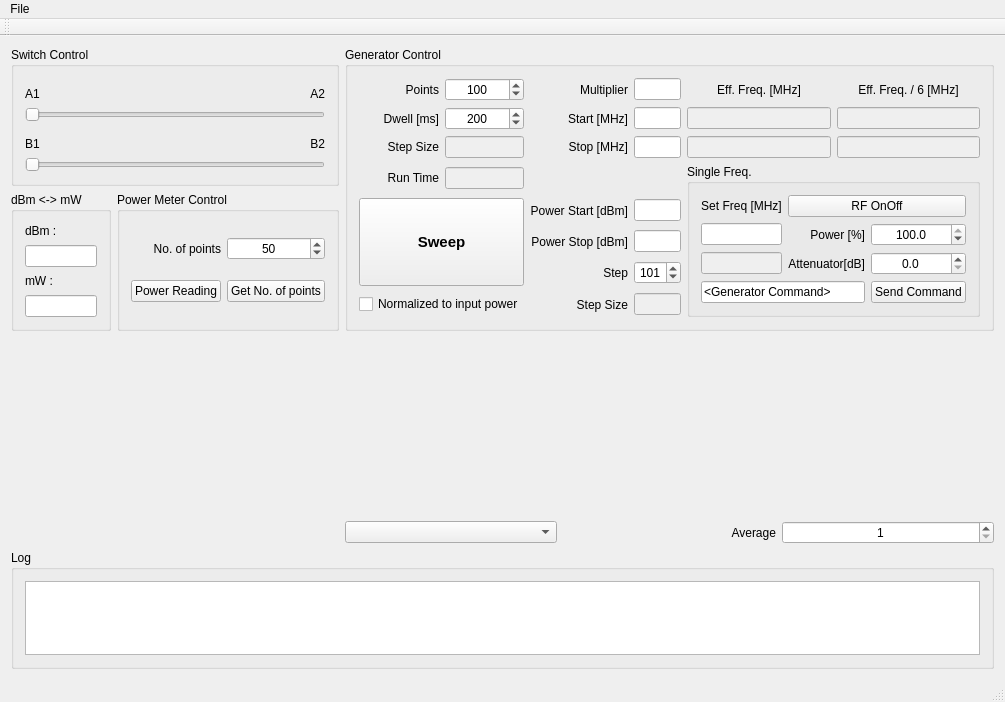
Old version of the form mainwindow.ui in the repository TripletESR/DNP100GHz.
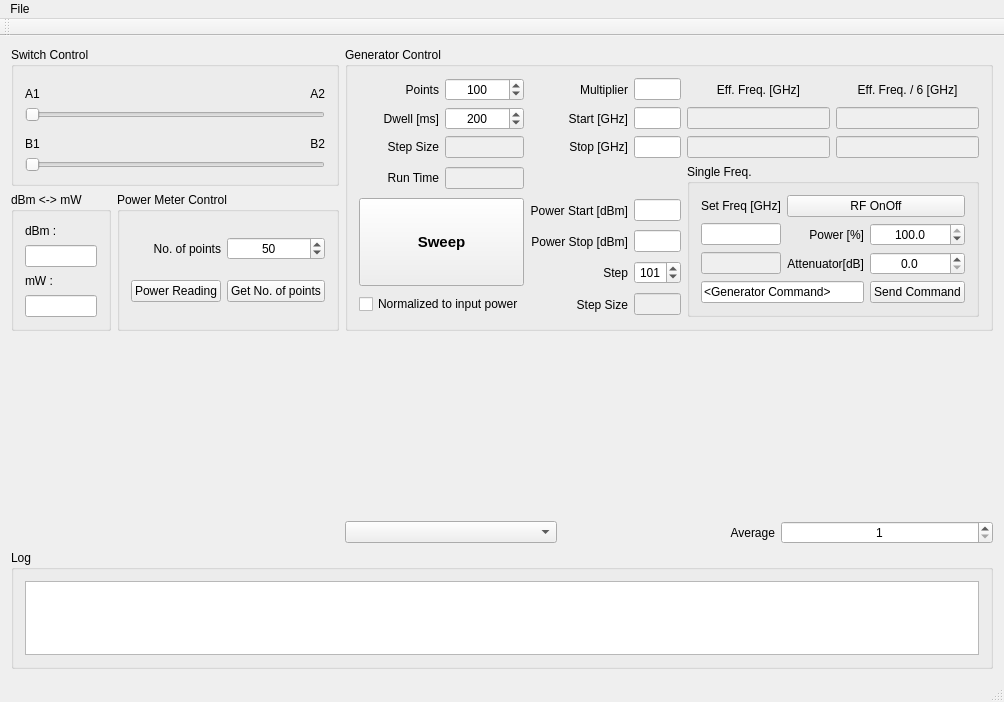
New version of the form. Custom widgets are drawn as their Qt base class.

```diff
--- a/mainwindow.ui
+++ b/mainwindow.ui
@@ -162,7 +162,7 @@
        <item row="4" column="2">
         <widget class="QLabel" name="label_3">
          <property name="text">
-          <string>Stop [MHz]</string>
+          <string>Stop [GHz]</string>
          </property>
          <property name="alignment">
           <set>Qt::AlignRight|Qt::AlignTrailing|Qt::AlignVCenter</set>
@@ -193,7 +193,7 @@
        <item row="1" column="2">
         <widget class="QLabel" name="label_2">
          <property name="text">
-          <string>Start [MHz]</string>
+          <string>Start [GHz]</string>
          </property>
          <property name="alignment">
           <set>Qt::AlignRight|Qt::AlignTrailing|Qt::AlignVCenter</set>
@@ -213,7 +213,7 @@
        <item row="0" column="4">
         <widget class="QLabel" name="label_11">
          <property name="text">
-          <string>Eff. Freq. [MHz]</string>
+          <string>Eff. Freq. [GHz]</string>
          </property>
          <property name="alignment">
           <set>Qt::AlignCenter</set>
@@ -308,7 +308,7 @@
           <item row="0" column="0">
            <widget class="QLabel" name="label_10">
             <property name="text">
-             <string>Set Freq [MHz]</string>
+             <string>Set Freq [GHz]</string>
             </property>
             <property name="alignment">
              <set>Qt::AlignCenter</set>
@@ -464,7 +464,7 @@
        <item row="0" column="5">
         <widget class="QLabel" name="label_5">
          <property name="text">
-          <string>Eff. Freq. / 6 [MHz]</string>
+          <string>Eff. Freq. / 6 [GHz]</string>
          </property>
          <property name="alignment">
           <set>Qt::AlignCenter</set>
```
